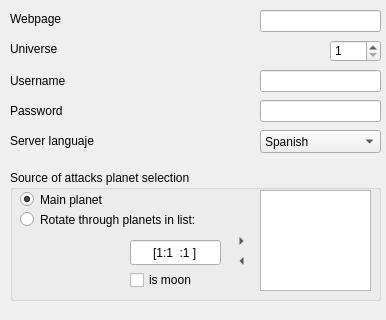
First picture: the form in ogbot/src/ui/Options.ui, repository kovan/kovans-ogbot, before the edit; both pictures show x 0 to 386 and y 0 to 320 of the 386 by 463 pixel window.
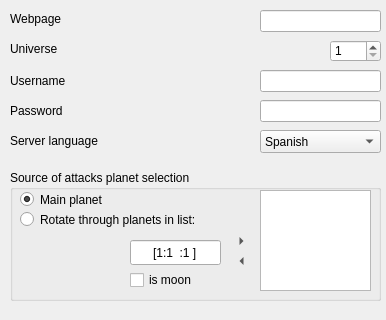
Second picture: the form after the edit. Icons and pictures are not drawn.

```diff
--- a/ogbot/src/ui/Options.ui
+++ b/ogbot/src/ui/Options.ui
@@ -275,7 +275,7 @@
     </rect>
    </property>
    <property name="text" >
-    <string>Server languaje</string>
+    <string>Server language</string>
    </property>
    <property name="buddy" >
     <cstring>passwordLineEdit</cstring>
```
Left out of the diff: 2 changed lines with no effect on the pictures.
